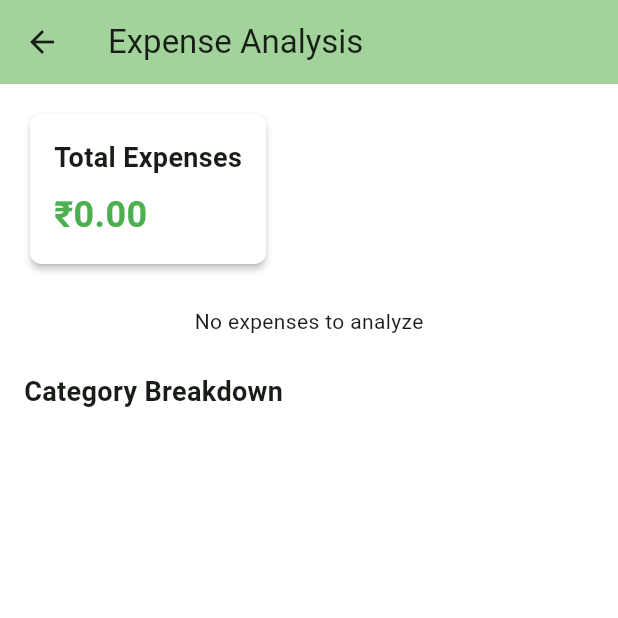
After one commit to AmbujKRai/BrokeNoMore, a Flutter app: the screen it shows after launch, after a tap on the "analytics" icon, on a phone screen of 412 x 824 dp, the top half of it. The commit adds this screen. Run offline on Flutter 3.47's test engine with Material 3 defaults, Android fonts, the phone set to English and light mode, and no system bars; our stand-ins replace fl_chart, hive_flutter, image_picker, shared_preferences; missing offline and left inert: google_mlkit_text_recognition; accounts and stored records are empty.

Commit message:
analysis chart

```diff
--- /dev/null
+++ b/lib/expense_analysis.dart
@@ -0,0 +1,150 @@
+import 'package:flutter/material.dart';
+import 'package:fl_chart/fl_chart.dart';
+import 'package:provider/provider.dart';
+import 'theme_provider.dart';
+
+class ExpenseAnalysis extends StatelessWidget {
+  final List<Map<String, dynamic>> expenses;
+
+  const ExpenseAnalysis({super.key, required this.expenses});
+
+  Map<String, double> _calculateCategoryTotals() {
+    final Map<String, double> categoryTotals = {};
+
+    for (var expense in expenses) {
+      final category = expense['category'] as String;
+      final amount = expense['amount'] as double;
+      categoryTotals[category] = (categoryTotals[category] ?? 0) + amount;
+    }
+
+    return categoryTotals;
+  }
+
+  List<PieChartSectionData> _createPieChartSections(Map<String, double> categoryTotals) {
+    final List<Color> colors = [
+      Colors.blue,
+      Colors.red,
+      Colors.green,
+      Colors.yellow,
+      Colors.purple,
+      Colors.orange,
+    ];
+
+    final total = categoryTotals.values.fold(0.0, (sum, amount) => sum + amount);
+    int colorIndex = 0;
+
+    return categoryTotals.entries.map((entry) {
+      final percentage = (entry.value / total) * 100;
+      final color = colors[colorIndex % colors.length];
+      colorIndex++;
+
+      return PieChartSectionData(
+        color: color,
+        value: entry.value,
+        title: '${percentage.toStringAsFixed(1)}%',
+        radius: 100,
+        titleStyle: const TextStyle(
+          fontSize: 16,
+          fontWeight: FontWeight.bold,
+          color: Colors.white,
+        ),
+      );
+    }).toList();
+  }
+
+  @override
+  Widget build(BuildContext context) {
+    final categoryTotals = _calculateCategoryTotals();
+    final totalExpense = categoryTotals.values.fold(0.0, (sum, amount) => sum + amount);
+
+    return Scaffold(
+      appBar: AppBar(
+        title: const Text('Expense Analysis'),
+        backgroundColor: Theme.of(context).colorScheme.inversePrimary,
+      ),
+      body: SingleChildScrollView(
+        child: Padding(
+          padding: const EdgeInsets.all(16.0),
+          child: Column(
+            crossAxisAlignment: CrossAxisAlignment.start,
+            children: [
+              // Total Expense Card
+              Card(
+                child: Padding(
+                  padding: const EdgeInsets.all(16.0),
+                  child: Column(
+                    crossAxisAlignment: CrossAxisAlignment.start,
+                    children: [
+                      const Text(
+                        'Total Expenses',
+                        style: TextStyle(
+                          fontSize: 18,
+                          fontWeight: FontWeight.bold,
+                        ),
+                      ),
+                      const SizedBox(height: 8),
+                      Text(
+                        '₹${totalExpense.toStringAsFixed(2)}',
+                        style: const TextStyle(
+                          fontSize: 24,
+                          fontWeight: FontWeight.bold,
+                          color: Colors.green,
+                        ),
+                      ),
+                    ],
+                  ),
+                ),
+              ),
+              const SizedBox(height: 24),
+              // Pie Chart
+              if (categoryTotals.isNotEmpty)
+                SizedBox(
+                  height: 300,
+                  child: PieChart(
+                    PieChartData(
+                      sections: _createPieChartSections(categoryTotals),
+                      sectionsSpace: 2,
+                      centerSpaceRadius: 40,
+                    ),
+                  ),
+                )
+              else
+                const Center(
+                  child: Text('No expenses to analyze'),
+                ),
+              const SizedBox(height: 24),
+              // Category Breakdown
+              const Text(
+                'Category Breakdown',
+                style: TextStyle(
+                  fontSize: 18,
+                  fontWeight: FontWeight.bold,
+                ),
+              ),
+              const SizedBox(height: 16),
+              ...categoryTotals.entries.map((entry) {
+                final percentage = (entry.value / totalExpense) * 100;
+                return Card(
+                  child: ListTile(
+                    title: Text(entry.key),
+                    subtitle: LinearProgressIndicator(
+                      value: entry.value / totalExpense,
+                      backgroundColor: Colors.grey[200],
+                      valueColor: AlwaysStoppedAnimation<Color>(
+                        Theme.of(context).colorScheme.primary,
+                      ),
+                    ),
+                    trailing: Text(
+                      '₹${entry.value.toStringAsFixed(2)}\n(${percentage.toStringAsFixed(1)}%)',
+                      textAlign: TextAlign.end,
+                    ),
+                  ),
+                );
+              }).toList(),
+            ],
+          ),
+        ),
+      ),
+    );
+  }
+}
--- a/lib/main.dart
+++ b/lib/main.dart
@@ -4,6 +4,7 @@ import 'package:fl_chart/fl_chart.dart';
 import 'package:provider/provider.dart';
 import 'receipt_scanner.dart';
 import 'theme_provider.dart';
+import 'expense_analysis.dart';
 
 void main() async {
   WidgetsFlutterBinding.ensureInitialized();
@@ -236,6 +237,17 @@ class _MyHomePageState extends State<MyHomePage> {
         backgroundColor: Theme.of(context).colorScheme.inversePrimary,
         actions: [
           IconButton(
+            icon: const Icon(Icons.analytics),
+            onPressed: () {
+              Navigator.push(
+                context,
+                MaterialPageRoute(
+                  builder: (context) => ExpenseAnalysis(expenses: _expenses),
+                ),
+              );
+            },
+          ),
+          IconButton(
             icon: Icon(themeProvider.isDarkMode ? Icons.light_mode : Icons.dark_mode),
             onPressed: () => themeProvider.toggleTheme(),
           ),
```
